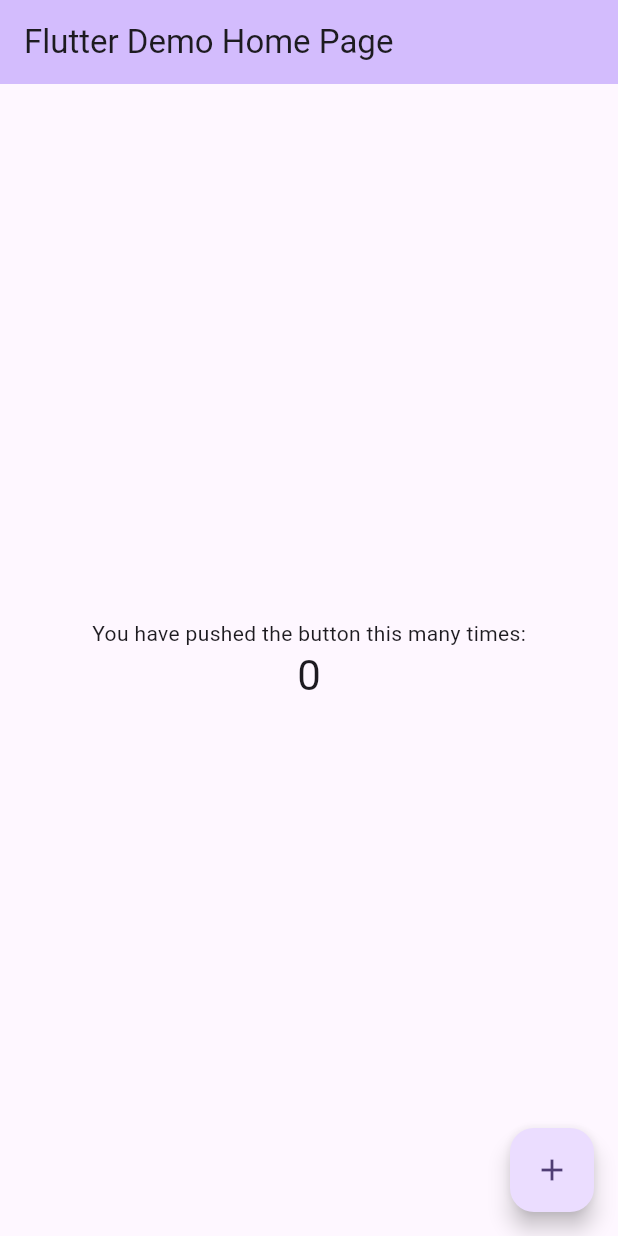
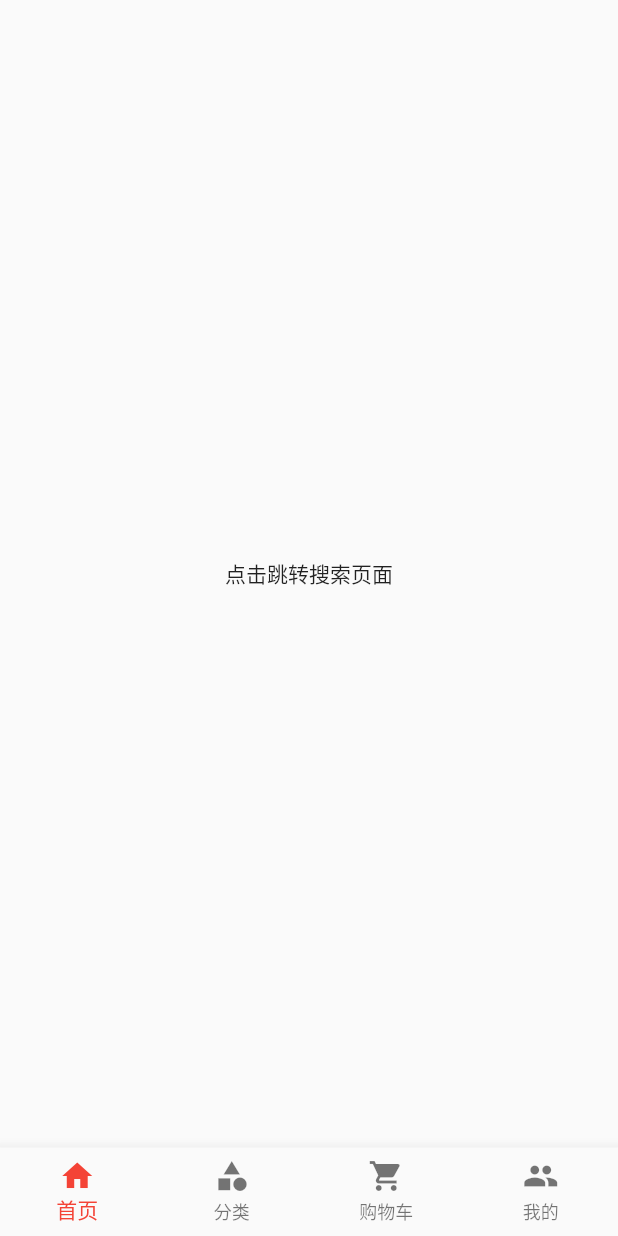
Before and after one commit to zjw925280/ImitateJDShop, a Flutter app: the screen it shows after launch, on a phone screen of 412 x 824 dp. Run offline on Flutter 3.47's test engine with Material 2 defaults, Android fonts, the light colour scheme and no system bars.

Commit message:
搭建UI框架

```diff
--- a/lib/main.dart
+++ b/lib/main.dart
@@ -1,125 +1,23 @@
 import 'package:flutter/material.dart';
+import 'package:imitatejdshop/routes/routes.dart';
+
 
 void main() {
-  runApp(const MyApp());
+  runApp( Myapp());
 }
 
-class MyApp extends StatelessWidget {
-  const MyApp({super.key});
+class Myapp extends StatefulWidget {
+   Myapp({super.key});
 
-  // This widget is the root of your application.
+  @override
+  _MyappState createState() => _MyappState();
+}
+
+class _MyappState extends State<Myapp> {
   @override
   Widget build(BuildContext context) {
-    return MaterialApp(
-      title: 'Flutter Demo',
-      theme: ThemeData(
-        // This is the theme of your application.
-        //
-        // TRY THIS: Try running your application with "flutter run". You'll see
-        // the application has a blue toolbar. Then, without quitting the app,
-        // try changing the seedColor in the colorScheme below to Colors.green
-        // and then invoke "hot reload" (save your changes or press the "hot
-        // reload" button in a Flutter-supported IDE, or press "r" if you used
-        // the command line to start the app).
-        //
-        // Notice that the counter didn't reset back to zero; the application
-        // state is not lost during the reload. To reset the state, use hot
-        // restart instead.
-        //
-        // This works for code too, not just values: Most code changes can be
-        // tested with just a hot reload.
-        colorScheme: ColorScheme.fromSeed(seedColor: Colors.deepPurple),
-        useMaterial3: true,
-      ),
-      home: const MyHomePage(title: 'Flutter Demo Home Page'),
+    return  MaterialApp(
+      onGenerateRoute: onGenerateRoute
     );
   }
 }
-
-class MyHomePage extends StatefulWidget {
-  const MyHomePage({super.key, required this.title});
-
-  // This widget is the home page of your application. It is stateful, meaning
-  // that it has a State object (defined below) that contains fields that affect
-  // how it looks.
-
-  // This class is the configuration for the state. It holds the values (in this
-  // case the title) provided by the parent (in this case the App widget) and
-  // used by the build method of the State. Fields in a Widget subclass are
-  // always marked "final".
-
-  final String title;
-
-  @override
-  State<MyHomePage> createState() => _MyHomePageState();
-}
-
-class _MyHomePageState extends State<MyHomePage> {
-  int _counter = 0;
-
-  void _incrementCounter() {
-    setState(() {
-      // This call to setState tells the Flutter framework that something has
-      // changed in this State, which causes it to rerun the build method below
-      // so that the display can reflect the updated values. If we changed
-      // _counter without calling setState(), then the build method would not be
-      // called again, and so nothing would appear to happen.
-      _counter++;
-    });
-  }
-
-  @override
-  Widget build(BuildContext context) {
-    // This method is rerun every time setState is called, for instance as done
-    // by the _incrementCounter method above.
-    //
-    // The Flutter framework has been optimized to make rerunning build methods
-    // fast, so that you can just rebuild anything that needs updating rather
-    // than having to individually change instances of widgets.
-    return Scaffold(
-      appBar: AppBar(
-        // TRY THIS: Try changing the color here to a specific color (to
-        // Colors.amber, perhaps?) and trigger a hot reload to see the AppBar
-        // change color while the other colors stay the same.
-        backgroundColor: Theme.of(context).colorScheme.inversePrimary,
-        // Here we take the value from the MyHomePage object that was created by
-        // the App.build method, and use it to set our appbar title.
-        title: Text(widget.title),
-      ),
-      body: Center(
-        // Center is a layout widget. It takes a single child and positions it
-        // in the middle of the parent.
-        child: Column(
-          // Column is also a layout widget. It takes a list of children and
-          // arranges them vertically. By default, it sizes itself to fit its
-          // children horizontally, and tries to be as tall as its parent.
-          //
-          // Column has various properties to control how it sizes itself and
-          // how it positions its children. Here we use mainAxisAlignment to
-          // center the children vertically; the main axis here is the vertical
-          // axis because Columns are vertical (the cross axis would be
-          // horizontal).
-          //
-          // TRY THIS: Invoke "debug painting" (choose the "Toggle Debug Paint"
-          // action in the IDE, or press "p" in the console), to see the
-          // wireframe for each widget.
-          mainAxisAlignment: MainAxisAlignment.center,
-          children: <Widget>[
-            const Text(
-              'You have pushed the button this many times:',
-            ),
-            Text(
-              '$_counter',
-              style: Theme.of(context).textTheme.headlineMedium,
-            ),
-          ],
-        ),
-      ),
-      floatingActionButton: FloatingActionButton(
-        onPressed: _incrementCounter,
-        tooltip: 'Increment',
-        child: const Icon(Icons.add),
-      ), // This trailing comma makes auto-formatting nicer for build methods.
-    );
-  }
-}
--- /dev/null
+++ b/lib/pages/home/SearchPage.dart
@@ -0,0 +1,26 @@
+
+import 'package:flutter/material.dart';
+
+
+class SearchPage extends StatefulWidget {
+  const SearchPage({super.key});
+
+  @override
+  State<SearchPage> createState() => _SearchPageState();
+}
+
+class _SearchPageState extends State<SearchPage> {
+  @override
+  Widget build(BuildContext context) {
+    return MaterialApp(
+
+      home: Scaffold(
+
+        body: Center(
+          child: Text("搜索页面"),
+
+        ),
+      ),
+    );
+  }
+}
--- /dev/null
+++ b/lib/pages/tabs/HomePage.dart
@@ -0,0 +1,26 @@
+import 'package:flutter/material.dart';
+
+class HomePage extends StatefulWidget {
+  const HomePage({super.key});
+
+  @override
+  _HomePageState createState() => _HomePageState();
+}
+
+class _HomePageState extends State<HomePage> {
+  @override
+  Widget build(BuildContext context) {
+    return Scaffold(
+      body: Center(
+        child:
+            GestureDetector(
+              child: Text("点击跳转搜索页面"
+                ,),
+              onTap: (){
+                Navigator.pushNamed(context, '/search');
+              },
+            ),
+      ),
+    );
+  }
+}
--- /dev/null
+++ b/lib/pages/tabs/Tabs.dart
@@ -0,0 +1,42 @@
+import 'package:flutter/material.dart';
+import 'package:imitatejdshop/pages/tabs/CartPage.dart';
+import 'package:imitatejdshop/pages/tabs/CategoryPage.dart';
+import 'package:imitatejdshop/pages/tabs/HomePage.dart';
+import 'package:imitatejdshop/pages/tabs/PeoplePage.dart';
+class Tabs extends StatefulWidget {
+  const Tabs({super.key});
+  @override
+  _TabsState createState() => _TabsState();
+}
+class _TabsState extends State<Tabs> {
+  int _currentIndex=0;
+  final List _pageslist=[
+     const HomePage(),
+     const CategoryPage(),
+     const CartPage(),
+     const PeoplePage(),
+  ];
+  @override
+  Widget build(BuildContext context) {
+    return Scaffold(
+      body: _pageslist[_currentIndex],
+      bottomNavigationBar: BottomNavigationBar(
+        fixedColor: Colors.red,
+        currentIndex: _currentIndex,
+        onTap:(index){
+          setState(() {
+           _currentIndex=index;
+          });
+        } ,
+        type:BottomNavigationBarType.fixed ,
+        items: const [
+          BottomNavigationBarItem(icon: Icon(Icons.home),label: "首页"),
+          BottomNavigationBarItem(icon: Icon(Icons.category),label: "分类"),
+          BottomNavigationBarItem(icon: Icon(Icons.shopping_cart),label: "购物车"),
+          BottomNavigationBarItem(icon: Icon(Icons.people),label: "我的"),
+        ],
+      ),
+
+    );
+  }
+}
--- /dev/null
+++ b/lib/routes/routes.dart
@@ -0,0 +1,26 @@
+import 'package:flutter/material.dart';
+import 'package:imitatejdshop/pages/home/SearchPage.dart';
+import 'package:imitatejdshop/pages/tabs/Tabs.dart';
+
+final routes = {
+  '/': (context) => Tabs(),
+  '/search': (context) => SearchPage(),
+};
+
+var onGenerateRoute = (RouteSettings settings) {
+  final String? name = settings.name;
+  final Function pageContentBuilder = routes[name]!;
+  if (pageContentBuilder != null) {
+    if (settings.arguments != null) {
+      return MaterialPageRoute(
+        builder: (context) => pageContentBuilder(context, arguments: settings.arguments),
+        settings: settings,
+      );
+    } else {
+      return MaterialPageRoute(
+        builder: (context) => pageContentBuilder(context),
+        settings: settings,
+      );
+    }
+  }
+};
```
Also changed, not shown: lib/pages/tabs/CartPage.dart (added, +15 -0 lines), lib/pages/tabs/CategoryPage.dart (added, +15 -0 lines), lib/pages/tabs/PeoplePage.dart (added, +15 -0 lines), 1 other file.
